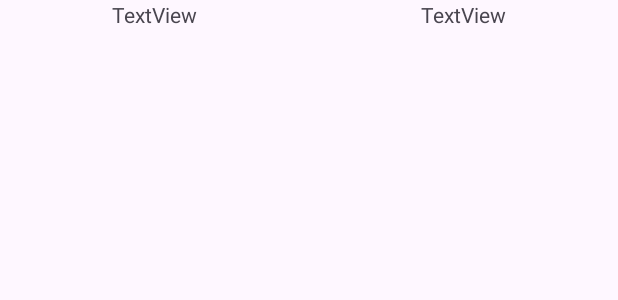
After one commit to jetcouper/C54A25, an Android app: the layout layoutlist.xml on its own in the app's theme, with its tools: preview values and no code run, on a phone screen of 412 x 824 dp. The commit adds this screen. Shown: the top 300 px of the screen. Run offline under Robolectric (Android 15) with nearby library versions, the phone set to English and light mode, and no system bars; network calls fail.

Commit message:
Lundi 06-10-2025

```diff
--- a/Annexe5/app/src/main/java/com/example/annexe5/MainActivity.kt
+++ b/Annexe5/app/src/main/java/com/example/annexe5/MainActivity.kt
@@ -36,6 +36,7 @@ class MainActivity : AppCompatActivity() {
         listeMusique = findViewById(R.id.listeChanson)
         v = remplirArrayListe()
         val from = arrayOf("No", "Title", "Date", "Image")
+
         val to = intArrayOf(R.id.noChanson, R.id.titreChanson,R.id.dateChanson,R.id.imageChanson) // IDs of views in your list_item_layout.xml
 
         adapter = SimpleAdapter(this, v, R.layout.layoutlist, from, to)
--- a/Atelier1Classe/app/build.gradle.kts
+++ b/Atelier1Classe/app/build.gradle.kts
@@ -36,6 +36,7 @@ android {
 }
 
 dependencies {
+    implementation("com.beust:klaxon:5.5")
     implementation(libs.volley)
     implementation(libs.androidx.core.ktx)
     implementation(libs.androidx.appcompat)
--- /dev/null
+++ b/Atelier1Classe/app/src/main/java/com/example/appvolley/Produit.kt
@@ -0,0 +1,6 @@
+package com.example.appvolley
+
+data class Produit(val nom:String, val prix:String)
+{
+
+}
--- /dev/null
+++ b/Atelier1Classe/app/src/main/res/layout/layoutlist.xml
@@ -0,0 +1,29 @@
+<?xml version="1.0" encoding="utf-8"?>
+<LinearLayout xmlns:android="http://schemas.android.com/apk/res/android"
+    android:layout_width="match_parent"
+    android:layout_height="match_parent"
+    android:orientation="vertical">
+
+    <LinearLayout
+        android:layout_width="match_parent"
+        android:layout_height="0dp"
+        android:layout_weight="1"
+        android:orientation="horizontal">
+
+        <TextView
+            android:id="@+id/txtNom"
+            android:layout_width="0dp"
+            android:layout_height="wrap_content"
+            android:layout_weight="1"
+            android:gravity="center"
+            android:text="TextView" />
+
+        <TextView
+            android:id="@+id/txtPrix"
+            android:layout_width="0dp"
+            android:layout_height="wrap_content"
+            android:layout_weight="1"
+            android:gravity="center"
+            android:text="TextView" />
+    </LinearLayout>
+</LinearLayout>
```
Also changed, not shown: Atelier1Classe/app/src/main/AndroidManifest.xml (+9 -1 lines), Atelier1Classe/app/src/main/java/com/example/appvolley/JSONObjectActivity.kt (added, +103 -0 lines), Atelier1Classe/app/src/main/java/com/example/appvolley/KlaxonActivity.kt (added, +92 -0 lines), Atelier1Classe/app/src/main/java/com/example/appvolley/ListeProduits.kt (added, +8 -0 lines), Atelier1Classe/app/src/main/java/com/example/appvolley/MainActivity.kt (+8 -5 lines), Atelier1Classe/app/src/main/res/layout/activity_jsonobject.xml (added, +14 -0 lines), Atelier1Classe/app/src/main/res/layout/activity_klaxon.xml (added, +10 -0 lines).
